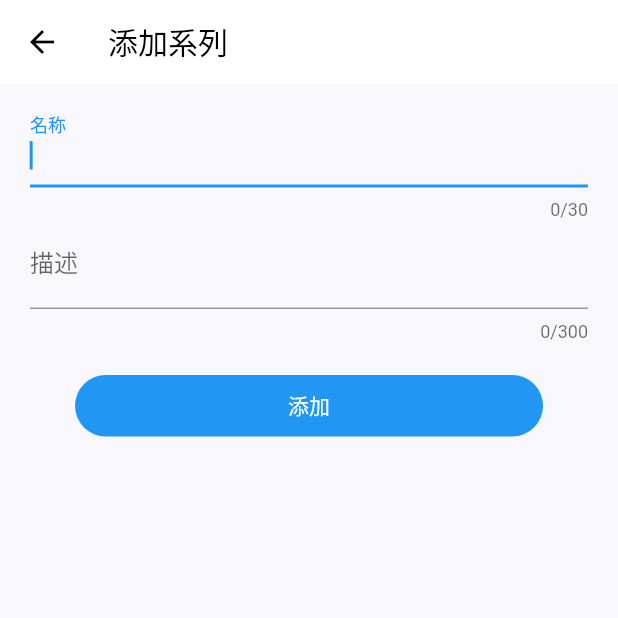
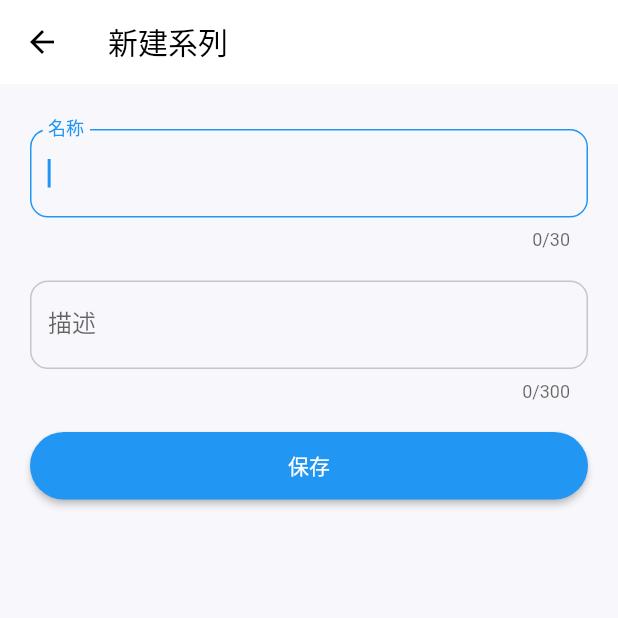
Before and after one commit to linyi102/anime_trace, a Flutter app: the SeriesFormPage screen opened directly, on a phone screen of 412 x 824 dp, the top half of it. Run offline on Flutter 3.47's test engine with Material 2 defaults, Android fonts, the phone set to English and light mode, and no system bars; drawn by our look-alikes of pull_to_refresh; our stand-ins replace bot_toast, cached_network_image, dio, emoji_picker_flutter, eva_icons_flutter, file_picker and 18 more; missing offline and left inert: app_installer, dart_ping, desktop_drop, expand_widget, file_saver, flex_color_picker and 9 more; accounts and stored records are empty; network calls fail; statements that could not run were skipped.

Commit message:
feat: 系列表单限制最大宽度，并为输入框提供边框

```diff
--- a/lib/pages/network/sources/pages/source_detail_page.dart
+++ b/lib/pages/network/sources/pages/source_detail_page.dart
@@ -278,7 +278,7 @@ class _SourceDetailState extends State<SourceDetail> {
   Future<dynamic> showEditBaseUrlDialog() {
     final formKey = GlobalKey<FormState>();
     final urlTEC = TextEditingController(text: climbWebstie.climb.baseUrl);
-    const title = '自定义链接';
+    const title = '自定义';
     const labelText = '链接';
 
     return showDialog(
--- a/lib/pages/settings/backup_restore/login_form.dart
+++ b/lib/pages/settings/backup_restore/login_form.dart
@@ -6,7 +6,8 @@ import 'package:flutter_test_future/utils/sp_util.dart';
 import 'package:flutter_test_future/utils/webdav_util.dart';
 import 'package:flutter_test_future/utils/toast_util.dart';
 import 'package:flutter_test_future/values/assets.dart';
-import 'package:flutter_test_future/widgets/button/loading_button.dart';
+import 'package:flutter_test_future/values/values.dart';
+import 'package:flutter_test_future/widgets/button/action_button.dart';
 import 'package:flutter_test_future/widgets/limit_width_center.dart';
 import 'package:flutter_test_future/widgets/svg_asset_icon.dart';
 
@@ -56,7 +57,7 @@ class _WebDavLoginFormState extends State<WebDavLoginForm> {
         backgroundColor: Theme.of(context).scaffoldBackgroundColor,
       ),
       body: AlignLimitedBox(
-        maxWidth: 500,
+        maxWidth: AppTheme.formMaxWidth,
         alignment: Alignment.topCenter,
         child: AutofillGroup(
           child: SingleChildScrollView(
@@ -90,7 +91,6 @@ class _WebDavLoginFormState extends State<WebDavLoginForm> {
                   autofillHints: [AutofillHints.password],
                 ),
                 ActionButton(
-                  height: 45,
                   loader: circularTextButtonLoader('登录中'),
                   loaderStyle: ButtonLoaderStyle.custom,
                   child: const Text('登录'),
--- a/lib/pages/settings/series/form/view.dart
+++ b/lib/pages/settings/series/form/view.dart
@@ -1,5 +1,8 @@
 import 'package:flutter/material.dart';
-import 'package:flutter_test_future/components/operation_button.dart';
+import 'package:flutter_test_future/values/values.dart';
+import 'package:flutter_test_future/widgets/button/action_button.dart';
+import 'package:flutter_test_future/widgets/common_text_field.dart';
+import 'package:flutter_test_future/widgets/limit_width_center.dart';
 
 import '../../../../dao/series_dao.dart';
 import '../../../../models/series.dart';
@@ -38,9 +41,12 @@ class _SeriesFormPageState extends State<SeriesFormPage> {
   Widget build(BuildContext context) {
     return Scaffold(
       appBar: AppBar(
-        title: Text(insertAction ? '添加系列' : '编辑系列'),
+        title: Text(insertAction ? '新建系列' : '编辑系列'),
       ),
       body: CommonScaffoldBody(
+          child: AlignLimitedBox(
+        maxWidth: AppTheme.formMaxWidth,
+        alignment: Alignment.topCenter,
         child: SingleChildScrollView(
             child: Container(
           padding: const EdgeInsets.symmetric(horizontal: 20, vertical: 10),
@@ -48,35 +54,35 @@ class _SeriesFormPageState extends State<SeriesFormPage> {
             key: formKey,
             child: Column(
               children: [
-              TextFormField(
+                const SizedBox(height: 20),
+                CommonTextFormField(
                   controller: nameController,
-                decoration: const InputDecoration(
                   labelText: '名称',
-                ),
                   autofocus: true,
                   maxLength: 30,
                 ),
-              TextFormField(
+                const SizedBox(height: 20),
+                CommonTextFormField(
                   controller: descController,
-                decoration: const InputDecoration(
                   labelText: '描述',
-                ),
                   maxLength: 300,
                 ),
-              const SizedBox(height: 10),
-              OperationButton(
-                  onTap: () {
+                const SizedBox(height: 20),
+                ActionButton(
+                    onTap: () async {
                       if (insertAction) {
                         clickInsertButton();
                       } else {
                         clickUpdateButton();
                       }
                     },
-                  text: insertAction ? '添加' : '保存'),
+                    loaderStyle: ButtonLoaderStyle.circularCenter,
+                    child: const Text('保存'))
               ],
             ),
           ),
-      ))),
+        )),
+      )),
     );
   }
 
@@ -120,7 +126,6 @@ class _SeriesFormPageState extends State<SeriesFormPage> {
     // 禁止重名
     if (await SeriesDao.existSeriesName(seriesName)) {
       ToastUtil.showText("已有该系列");
-
       return;
     }
 
--- a/lib/values/theme.dart
+++ b/lib/values/theme.dart
@@ -18,6 +18,9 @@ class AppTheme {
   /// 底部面板宽度
   static BoxConstraints get bottomSheetBoxConstraints =>
       const BoxConstraints(maxWidth: 600);
+
+  /// 表单最大宽度
+  static double get formMaxWidth => 500;
 
   /// 半透明背景
   static final translucentBgColor = Colors.black.withOpacity(0.5);
--- a/lib/widgets/button/loading_button.dart
+++ b/lib/widgets/button/action_button.dart
@@ -33,7 +33,7 @@ class _ActionButtonState extends State<ActionButton> {
   @override
   Widget build(BuildContext context) {
     return SizedBox(
-      height: widget.height,
+      height: widget.height ?? 45,
       child: Stack(
         fit: StackFit.expand,
         children: [
--- a/lib/widgets/common_text_field.dart
+++ b/lib/widgets/common_text_field.dart
@@ -53,6 +53,17 @@ class CommonTextFormField extends StatelessWidget {
                         labelText: isRequired ? labelText : '$labelText (选填)',
                         suffix: suffix,
                         suffixIcon: suffixIcon,
+                        focusedBorder: OutlineInputBorder(
+                          borderSide:
+                              BorderSide(color: Theme.of(context).primaryColor),
+                          borderRadius: BorderRadius.circular(12),
+                        ),
+                        enabledBorder: OutlineInputBorder(
+                          borderSide: BorderSide(
+                              color:
+                                  Theme.of(context).hintColor.withOpacity(0.2)),
+                          borderRadius: BorderRadius.circular(12),
+                        ),
                       ),
                 validator: validator,
                 inputFormatters: inputFormatters,
```
Lines whose indentation alone changed are shown as unchanged.
